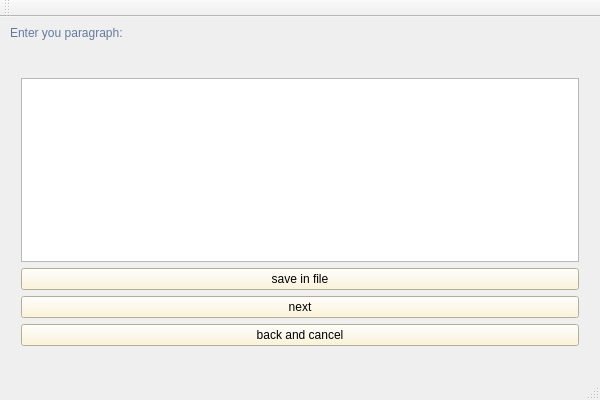
This is WritePage.ui in Rrr3rrr2004/Word-Frequency-Count as Qt 5 draws it before an edit. The edited form follows.
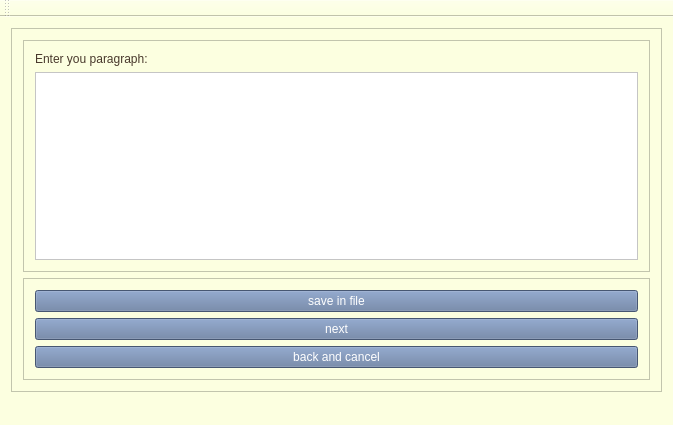
This is the edited form.

```diff
--- a/WritePage.ui
+++ b/WritePage.ui
@@ -6,45 +6,69 @@
    <rect>
     <x>0</x>
     <y>0</y>
-    <width>600</width>
-    <height>400</height>
+    <width>673</width>
+    <height>425</height>
    </rect>
   </property>
   <property name="windowTitle">
    <string>WritePage</string>
   </property>
+  <property name="styleSheet">
+   <string notr="true">background-color: rgb(252, 255, 224);</string>
+  </property>
   <widget class="QWidget" name="centralWidget">
+   <layout class="QGridLayout" name="gridLayout_4">
+    <item row="0" column="0">
+     <widget class="QFrame" name="frame_2">
+      <property name="frameShape">
+       <enum>QFrame::Shape::StyledPanel</enum>
+      </property>
+      <property name="frameShadow">
+       <enum>QFrame::Shadow::Raised</enum>
+      </property>
+      <layout class="QGridLayout" name="gridLayout_3">
+       <item row="0" column="0">
+        <widget class="QFrame" name="frame">
+         <property name="frameShape">
+          <enum>QFrame::Shape::StyledPanel</enum>
+         </property>
+         <property name="frameShadow">
+          <enum>QFrame::Shadow::Raised</enum>
+         </property>
+         <layout class="QGridLayout" name="gridLayout_2">
+          <item row="0" column="0">
    <widget class="QLabel" name="label">
-    <property name="geometry">
-     <rect>
-      <x>10</x>
-      <y>0</y>
-      <width>321</width>
-      <height>31</height>
-     </rect>
-    </property>
     <property name="styleSheet">
-     <string notr="true">font: 700 12pt &quot;Times New Roman&quot;;
-color: rgb(99, 122, 159);</string>
+             <string notr="true">font: 700 15pt &quot;Times New Roman&quot;;
+color: rgb(73, 57, 44);</string>
     </property>
     <property name="text">
      <string>Enter you paragraph:</string>
     </property>
    </widget>
-   <widget class="QWidget" name="verticalLayoutWidget">
-    <property name="geometry">
-     <rect>
-      <x>10</x>
-      <y>50</y>
-      <width>580</width>
-      <height>290</height>
-     </rect>
-    </property>
-    <layout class="QVBoxLayout" name="verticalLayout">
-     <item>
-      <widget class="QTextEdit" name="writeText"/>
-     </item>
-     <item>
+          </item>
+          <item row="1" column="0">
+           <widget class="QTextEdit" name="writeText">
+            <property name="styleSheet">
+             <string notr="true">font: 700 12pt &quot;Times New Roman&quot;;
+color: rgb(99, 122, 159);
+background-color: rgb(255, 255, 255);</string>
+            </property>
+           </widget>
+          </item>
+         </layout>
+        </widget>
+       </item>
+       <item row="1" column="0">
+        <widget class="QFrame" name="frame_3">
+         <property name="frameShape">
+          <enum>QFrame::Shape::StyledPanel</enum>
+         </property>
+         <property name="frameShadow">
+          <enum>QFrame::Shadow::Raised</enum>
+         </property>
+         <layout class="QGridLayout" name="gridLayout">
+          <item row="0" column="0">
       <widget class="QPushButton" name="saveFile">
        <property name="sizePolicy">
         <sizepolicy hsizetype="Minimum" vsizetype="Preferred">
@@ -53,15 +77,16 @@
         </sizepolicy>
        </property>
        <property name="styleSheet">
-        <string notr="true">background-color: rgb(255, 243, 207);
-font: 700 10pt &quot;Times New Roman&quot;;</string>
+             <string notr="true">font: 700 15pt &quot;Traditional Arabic&quot;;
+background-color: rgb(99, 122, 159);
+color: rgb(255, 255, 255);</string>
        </property>
        <property name="text">
         <string>save in file</string>
        </property>
       </widget>
      </item>
-     <item>
+          <item row="1" column="0">
       <widget class="QPushButton" name="next">
        <property name="sizePolicy">
         <sizepolicy hsizetype="Minimum" vsizetype="Preferred">
@@ -70,15 +95,16 @@
         </sizepolicy>
        </property>
        <property name="styleSheet">
-        <string notr="true">background-color: rgb(255, 243, 207);
-font: 700 10pt &quot;Times New Roman&quot;;</string>
+             <string notr="true">font: 700 15pt &quot;Traditional Arabic&quot;;
+background-color: rgb(99, 122, 159);
+color: rgb(255, 255, 255);</string>
        </property>
        <property name="text">
         <string>next</string>
        </property>
       </widget>
      </item>
-     <item>
+          <item row="2" column="0">
       <widget class="QPushButton" name="back">
        <property name="sizePolicy">
         <sizepolicy hsizetype="Minimum" vsizetype="Preferred">
@@ -87,8 +113,9 @@
         </sizepolicy>
        </property>
        <property name="styleSheet">
-        <string notr="true">background-color: rgb(255, 243, 207);
-font: 700 10pt &quot;Times New Roman&quot;;</string>
+             <string notr="true">font: 700 15pt &quot;Traditional Arabic&quot;;
+background-color: rgb(99, 122, 159);
+color: rgb(255, 255, 255);</string>
        </property>
        <property name="text">
         <string>back and cancel</string>
@@ -97,6 +124,11 @@
      </item>
     </layout>
    </widget>
+       </item>
+      </layout>
+     </widget>
+    </item>
+   </layout>
   </widget>
   <widget class="QToolBar" name="mainToolBar">
    <attribute name="toolBarArea">
```
Left out of the diff: 9 changed lines with no effect on the pictures. Lines whose indentation alone changed are shown as unchanged.
